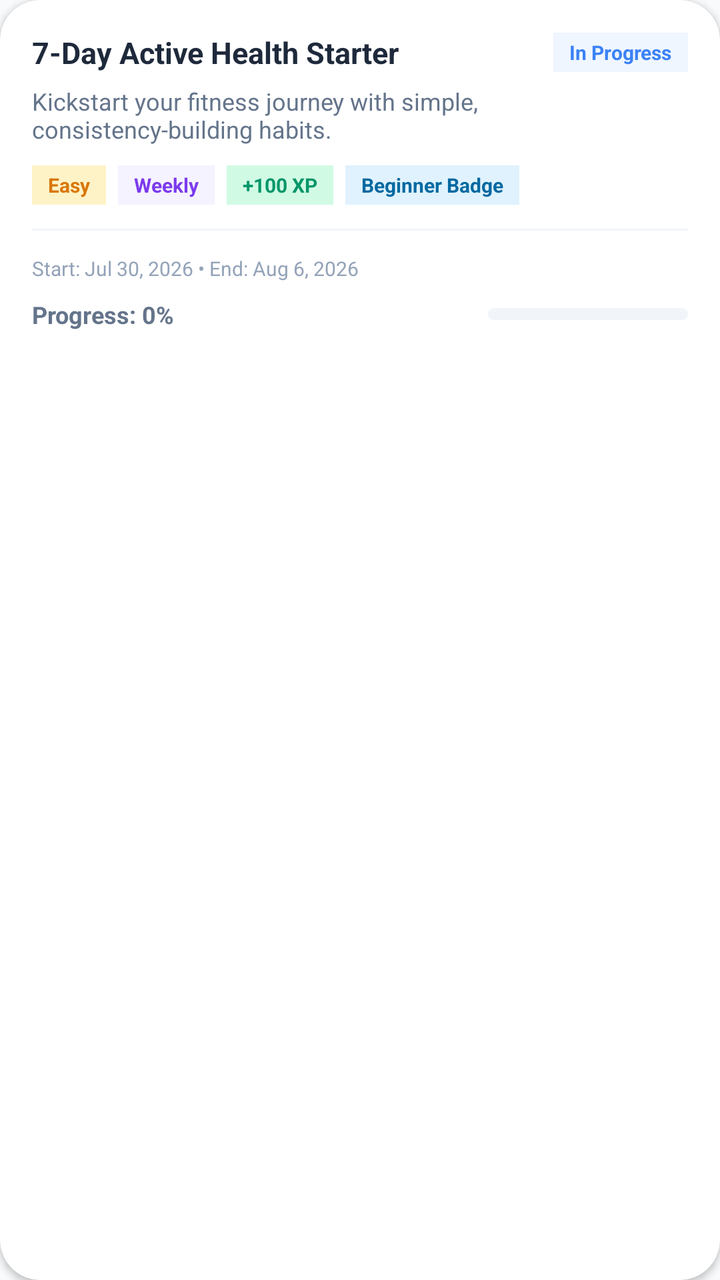
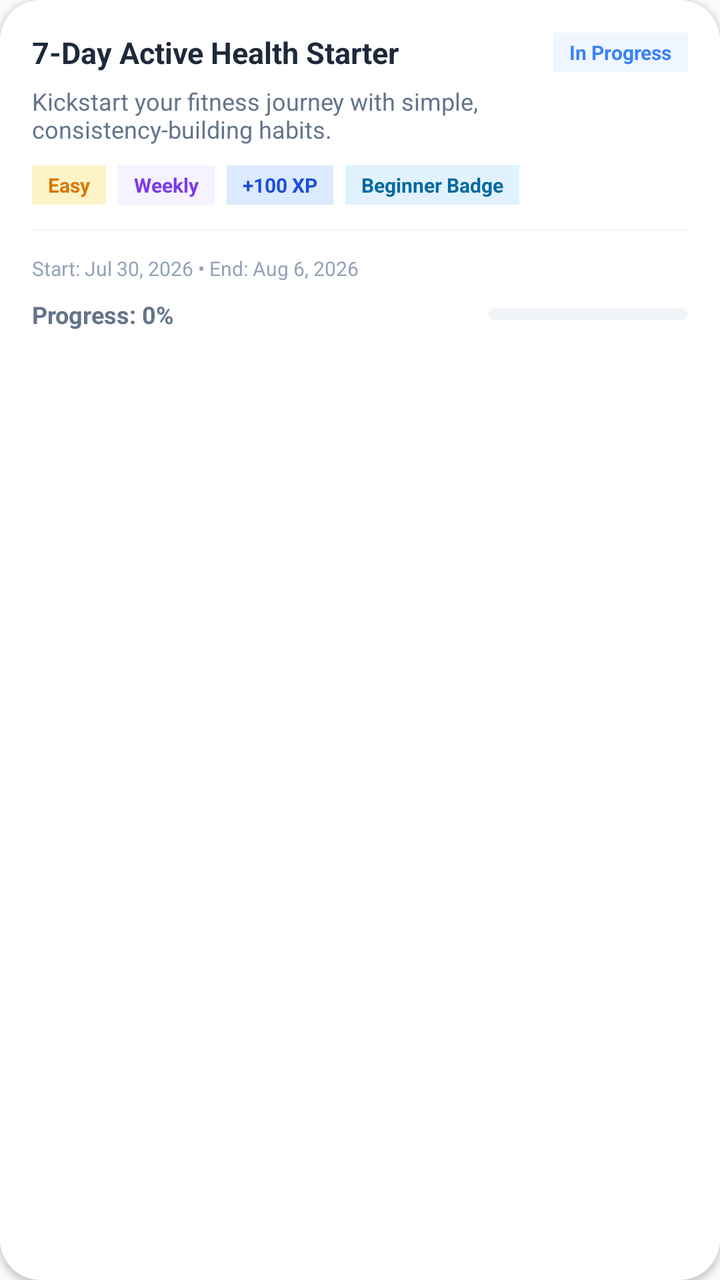

Screens rendered from an Android XML layout before and after an edit, with the pre-edit source and the edit as a unified diff.
<!-- AndroidManifest.xml: application theme Theme.FitnessApp -->
<!-- res/layout/item_challenge_row.xml -->
<?xml version="1.0" encoding="utf-8"?>
<androidx.cardview.widget.CardView xmlns:android="http://schemas.android.com/apk/res/android"
    xmlns:app="http://schemas.android.com/apk/res-auto"
    android:layout_width="match_parent"
    android:layout_height="wrap_content"
    android:layout_marginVertical="8dp"
    android:layout_marginHorizontal="2dp"
    app:cardCornerRadius="20dp"
    app:strokeColor="#E2E8F0"
    app:strokeWidth="1.2dp"
    app:cardElevation="2dp"
    app:cardBackgroundColor="@color/white">

    <LinearLayout
        android:layout_width="match_parent"
        android:layout_height="wrap_content"
        android:orientation="vertical"
        android:padding="16dp">

        
        <LinearLayout
            android:layout_width="match_parent"
            android:layout_height="wrap_content"
            android:orientation="horizontal"
            android:gravity="center_vertical">

            <TextView
                android:id="@+id/tvRowTitle"
                android:layout_width="0dp"
                android:layout_height="wrap_content"
                android:layout_weight="1"
                android:text="7-Day Active Health Starter"
                android:textColor="#1E293B"
                android:textSize="15sp"
                android:textStyle="bold" />

            <TextView
                android:id="@+id/tvRowStatus"
                android:layout_width="wrap_content"
                android:layout_height="wrap_content"
                android:text="In Progress"
                android:textColor="#3B82F6"
                android:textSize="10sp"
                android:textStyle="bold"
                android:background="#EFF6FF"
                android:paddingHorizontal="8dp"
                android:paddingVertical="3dp"
                android:layout_marginStart="8dp" />
        </LinearLayout>

        
        <TextView
            android:id="@+id/tvRowDesc"
            android:layout_width="match_parent"
            android:layout_height="wrap_content"
            android:text="Kickstart your fitness journey with simple, consistency-building habits."
            android:textColor="#64748B"
            android:textSize="12sp"
            android:layout_marginTop="6dp"
            android:maxLines="2"
            android:ellipsize="end" />

        
        <LinearLayout
            android:layout_width="match_parent"
            android:layout_height="wrap_content"
            android:orientation="horizontal"
            android:layout_marginTop="10dp">

            <TextView
                android:id="@+id/tvRowDifficulty"
                android:layout_width="wrap_content"
                android:layout_height="wrap_content"
                android:text="Easy"
                android:textColor="#D97706"
                android:textSize="10sp"
                android:textStyle="bold"
                android:background="#FEF3C7"
                android:paddingHorizontal="8dp"
                android:paddingVertical="3dp"
                android:layout_marginEnd="6dp" />

            <TextView
                android:id="@+id/tvRowDuration"
                android:layout_width="wrap_content"
                android:layout_height="wrap_content"
                android:text="Weekly"
                android:textColor="#7C3AED"
                android:textSize="10sp"
                android:textStyle="bold"
                android:background="#F5F3FF"
                android:paddingHorizontal="8dp"
                android:paddingVertical="3dp"
                android:layout_marginEnd="6dp" />

            <TextView
                android:id="@+id/tvRowReward"
                android:layout_width="wrap_content"
                android:layout_height="wrap_content"
                android:text="+100 XP"
                android:textColor="#059669"
                android:textSize="10sp"
                android:textStyle="bold"
                android:background="#D1FAE5"
                android:paddingHorizontal="8dp"
                android:paddingVertical="3dp"
                android:layout_marginEnd="6dp" />

            <TextView
                android:id="@+id/tvRowBadge"
                android:layout_width="wrap_content"
                android:layout_height="wrap_content"
                android:text="Beginner Badge"
                android:textColor="#0369A1"
                android:textSize="10sp"
                android:textStyle="bold"
                android:background="#E0F2FE"
                android:paddingHorizontal="8dp"
                android:paddingVertical="3dp" />
        </LinearLayout>

        
        <View
            android:layout_width="match_parent"
            android:layout_height="1dp"
            android:background="#F1F5F9"
            android:layout_marginVertical="12dp" />

        
        <TextView
            android:id="@+id/tvRowDateRange"
            android:layout_width="wrap_content"
            android:layout_height="wrap_content"
            android:text="Start: Jul 30, 2026 • End: Aug 6, 2026"
            android:textColor="#94A3B8"
            android:textSize="10sp" />

        
        <LinearLayout
            android:id="@+id/layoutRowProgress"
            android:layout_width="match_parent"
            android:layout_height="wrap_content"
            android:orientation="horizontal"
            android:gravity="center_vertical"
            android:layout_marginTop="8dp">

            <TextView
                android:id="@+id/tvRowProgressPercent"
                android:layout_width="0dp"
                android:layout_weight="1"
                android:layout_height="wrap_content"
                android:text="Progress: 0%"
                android:textColor="#64748B"
                android:textSize="12sp"
                android:textStyle="bold" />

            <ProgressBar
                android:id="@+id/pbRowProgress"
                style="?android:attr/progressBarStyleHorizontal"
                android:layout_width="100dp"
                android:layout_height="6dp"
                android:max="100"
                android:progress="0"
                android:progressDrawable="@drawable/pb_steps_gradient" />
        </LinearLayout>
    </LinearLayout>
</androidx.cardview.widget.CardView>
<!-- resources referenced by this layout -->
<resources>
  <color name="white">#FFFFFF</color>
  <!-- drawable pb_steps_gradient (drawable) -->
  <?xml version="1.0" encoding="utf-8"?>
  <layer-list xmlns:android="http://schemas.android.com/apk/res/android">
      <item android:id="@android:id/background">
          <shape>
              <corners android:radius="6dp" />
              <solid android:color="#F1F5F9" />
          </shape>
      </item>
      <item android:id="@android:id/progress">
          <clip>
              <shape>
                  <corners android:radius="6dp" />
                  <gradient
                      android:startColor="#6C63FF"
                      android:endColor="#4FC3F7"
                      android:type="linear" />
              </shape>
          </clip>
      </item>
  </layer-list>
  <style name="Theme.FitnessApp" parent="Theme.Material3.DayNight.NoActionBar">
          
          <item name="colorPrimary">@color/primary</item>
          <item name="colorPrimaryVariant">@color/primary_variant</item>
          <item name="colorSecondary">@color/secondary</item>
          <item name="android:statusBarColor">?attr/colorSurface</item>
          <item name="android:windowLightStatusBar">true</item>
          <item name="android:windowBackground">@color/background_color</item>
          <item name="colorSurface">@color/white</item>
          <item name="colorOnSurface">@color/black</item>
          <item name="colorOnBackground">@color/black</item>
      </style>
  <color name="primary">#6C63FF</color>
  <color name="primary_variant">#4CC9F0</color>
  <color name="secondary">#3B82F6</color>
  <color name="background_color">#F8FAFC</color>
  <color name="black">#1E293B</color>
</resources>

<!-- the commit's change to res/layout/item_challenge_row.xml (unified diff, before → after) -->
@@ -98,10 +98,10 @@
                 android:layout_width="wrap_content"
                 android:layout_height="wrap_content"
                 android:text="+100 XP"
-                android:textColor="#059669"
+                android:textColor="#1D4ED8"
                 android:textSize="10sp"
                 android:textStyle="bold"
-                android:background="#D1FAE5"
+                android:background="#DBEAFE"
                 android:paddingHorizontal="8dp"
                 android:paddingVertical="3dp"
                 android:layout_marginEnd="6dp" />
<!-- resource entries referenced after the edit -->
@@ -34,10 +34,10 @@
           <item name="colorOnSurface">@color/black</item>
           <item name="colorOnBackground">@color/black</item>
       </style>
-  <color name="primary">#6C63FF</color>
-  <color name="primary_variant">#4CC9F0</color>
-  <color name="secondary">#3B82F6</color>
+  <color name="primary">#6366F1</color>
+  <color name="primary_variant">#4F46E5</color>
+  <color name="secondary">#38BDF8</color>
   <color name="background_color">#F8FAFC</color>
-  <color name="black">#1E293B</color>
+  <color name="black">#0F172A</color>
 </resources>
 
